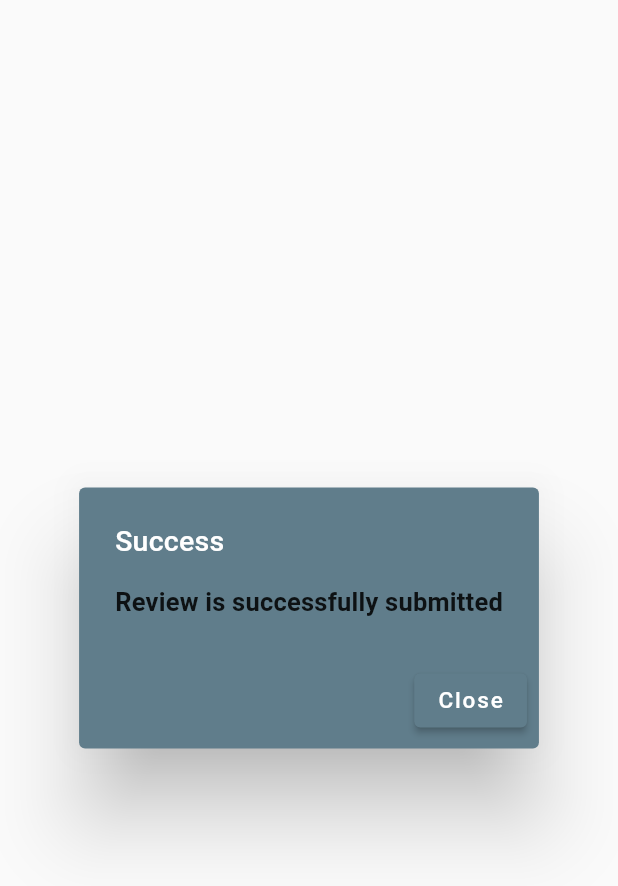
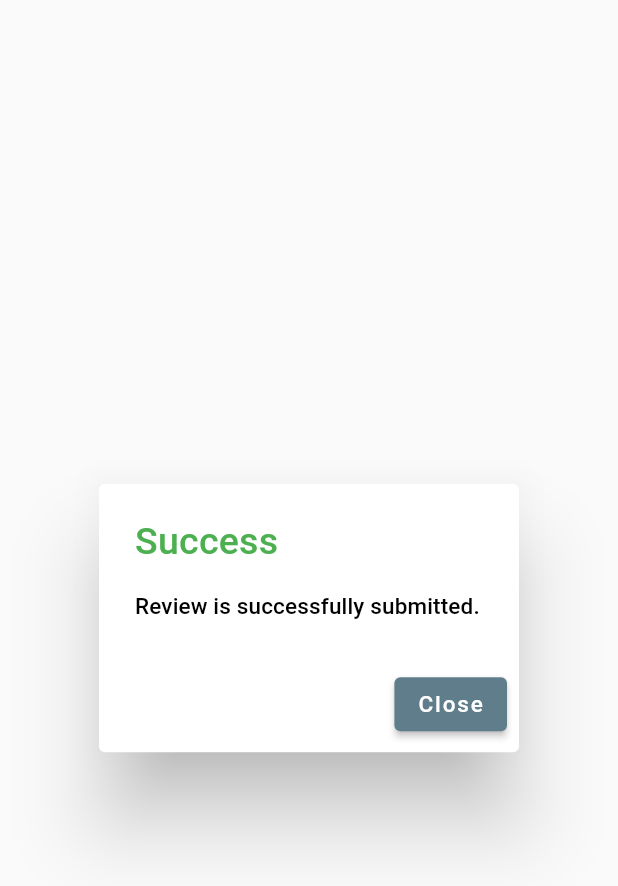
Before and after one commit to JoelMarpaung/restaurant_app_dicoding, a Flutter app: the CustomAlert widget shown alone on an empty page, opened directly, on a phone screen of 412 x 824 dp. Shown: the top 886 px of the screen. Run offline on Flutter 3.47's test engine with Material 2 defaults, Android fonts, the phone set to English and light mode, and no system bars; our stand-ins replace cached_network_image, google_fonts; network calls fail.

Commit message:
fixing custom alert dialog

```diff
--- a/lib/constants/constants.dart
+++ b/lib/constants/constants.dart
@@ -22,4 +22,6 @@ const errorAlert = 'Error';
 const warningAlert = 'Warning';
 
 //contentDialog
-const reviewSubmitted = 'Review is successfully submitted';
+const reviewSubmitted = 'Review is successfully submitted.';
+const nameMustFilled = 'Please input your name first.';
+const reviewMustFilled = 'Please input your review first.';
--- a/lib/custom_widgets/custom_alert.dart
+++ b/lib/custom_widgets/custom_alert.dart
@@ -1,4 +1,5 @@
 import 'package:flutter/material.dart';
+import 'package:google_fonts/google_fonts.dart';
 
 import '../enums/alert_enum.dart';
 
@@ -8,18 +9,27 @@ class CustomAlert extends StatelessWidget {
   final AlertEnum status;
   const CustomAlert({Key? key, required this.title, required this.content, required this.status}) : super(key: key);
 
+  Color titleAlert(AlertEnum status){
+    if(status == AlertEnum.success){
+      return Colors.green;
+    }else if(status == AlertEnum.warning){
+      return Colors.yellow;
+    }else{
+      return Colors.red;
+    }
+  }
   @override
   Widget build(BuildContext context) {
     return AlertDialog(
-      backgroundColor: Colors.blueGrey,
-      title: Text(title),
-      content: Text(content),
+      backgroundColor: Colors.white,
+      title: Text(title, style: GoogleFonts.aBeeZee(color: titleAlert(status), fontSize: 25),),
+      content: Text(content, style: Theme.of(context).textTheme.subtitle2,),
       actions: [
         ElevatedButton(
           onPressed: () {
             Navigator.of(context).pop();
           },
-          child: Text("Close"),
+          child: Text("Close", style: Theme.of(context).textTheme.button,),
         )
       ],
     );
--- a/lib/themes/text_theme.dart
+++ b/lib/themes/text_theme.dart
@@ -26,7 +26,7 @@ final myTextTheme = TextTheme(
   bodyText2: GoogleFonts.mavenPro(
       fontSize: 15, fontWeight: FontWeight.w400, letterSpacing: 0.25),
   button: GoogleFonts.mavenPro(
-      fontSize: 15, fontWeight: FontWeight.w500, letterSpacing: 1.25),
+      fontSize: 15, fontWeight: FontWeight.w500, letterSpacing: 1.25, color: Colors.white,),
   caption: GoogleFonts.mavenPro(
       fontSize: 13,
       fontWeight: FontWeight.w400,
```
Also changed, not shown: lib/providers/review_provider.dart (+6 -8 lines), lib/ui/restaurant_detail.dart (+7 -20 lines).
